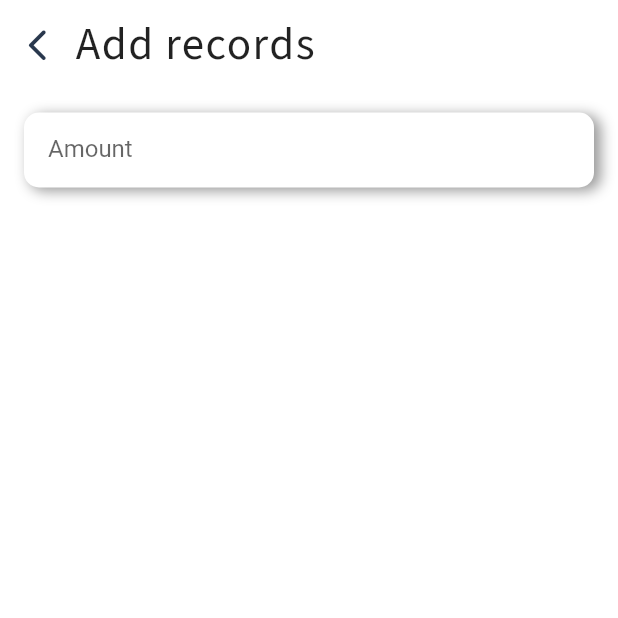
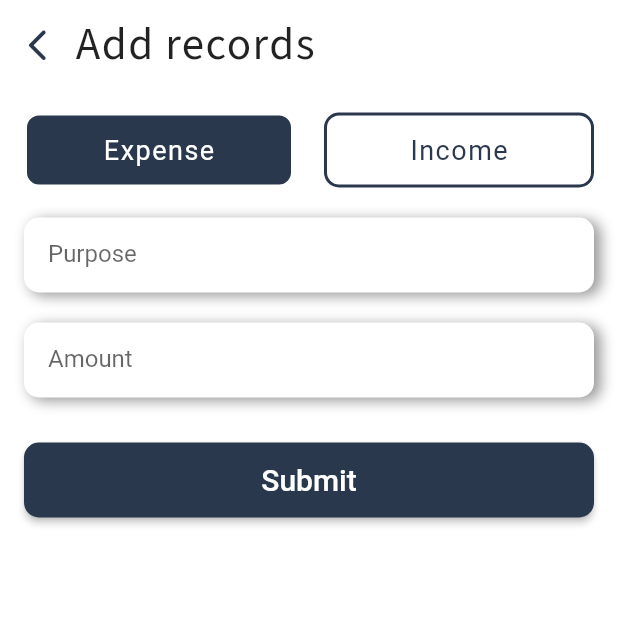
Before and after one commit to aexces/mong, a Flutter app: the CrudPage screen opened by its route, on a phone screen of 412 x 824 dp, the top half of it. Run offline on Flutter 3.47's test engine with Material 2 defaults, Android fonts, the phone set to English and light mode, and no system bars; our stand-ins replace auto_route, bloc, curved_navigation_bar, dartz, flutter_bloc, freezed_annotation and 4 more; accounts and stored records are empty.

Commit message:
records bloc added

```diff
--- a/lib/application/crud/crud_event.dart
+++ b/lib/application/crud/crud_event.dart
@@ -2,5 +2,9 @@ part of 'crud_bloc.dart';
 
 @freezed
 class CrudEvent with _$CrudEvent {
-  const factory CrudEvent.started() = _Started;
+  const factory CrudEvent.recordsTypeUpdated(RecordsType recordsType) =
+      _RecordsTypeUpdated;
+  const factory CrudEvent.purposeUpdated(String purpose) = _PurposeUpdated;
+  const factory CrudEvent.amountUpdated(int amount) = _AmountUpdated;
+  const factory CrudEvent.submitButtonPressed() = _SubmitButtonPressed;
 }
--- a/lib/application/crud/crud_state.dart
+++ b/lib/application/crud/crud_state.dart
@@ -2,5 +2,16 @@ part of 'crud_bloc.dart';
 
 @freezed
 class CrudState with _$CrudState {
-  const factory CrudState.initial() = _Initial;
+  const factory CrudState({
+    required RecordsType recordsType,
+    required int amount,
+    required String purpose,
+  }) = _CrudState;
+  factory CrudState.initial() {
+    return const CrudState(
+      recordsType: RecordsType.expense,
+      amount: 0,
+      purpose: "",
+    );
+  }
 }
--- a/lib/application/records/records_bloc.dart
+++ b/lib/application/records/records_bloc.dart
@@ -1,5 +1,6 @@
 import 'package:bloc/bloc.dart';
 import 'package:freezed_annotation/freezed_annotation.dart';
+import 'package:injectable/injectable.dart';
 import 'package:mong/domain/i_records_repository.dart';
 import 'package:mong/domain/records/records.dart';
 
@@ -7,6 +8,8 @@ part 'records_event.dart';
 part 'records_state.dart';
 part 'records_bloc.freezed.dart';
 
+@injectable
+@prod
 class RecordsBloc extends Bloc<RecordsEvent, RecordsState> {
   final IRecordRepository recordRepository;
   RecordsBloc(this.recordRepository) : super(RecordsState.initial()) {
--- a/lib/core/colors.dart
+++ b/lib/core/colors.dart
@@ -1,6 +1,7 @@
 import 'package:flutter/material.dart';
 
 const kWhiteColor = Colors.white;
+const kGreyColor = Colors.grey;
 const kPrimaryColor = Color(0xFF29384D);
 const kRedColor = Colors.red;
 const kGreenColor = Colors.green;
--- /dev/null
+++ b/lib/domain/core/value_failure.dart
@@ -0,0 +1,12 @@
+import 'package:freezed_annotation/freezed_annotation.dart';
+part 'value_failure.freezed.dart';
+
+@freezed
+class ValueFailure<T> with _$ValueFailure<T> {
+  const factory ValueFailure.purposeEmpty({
+    required String failedValue,
+  }) = _PurposeEmpty<T>;
+  const factory ValueFailure.amountEmpty({
+    required String failedValue,
+  }) = _AmountEmpty<T>;
+}
--- /dev/null
+++ b/lib/domain/core/value_objects.dart
@@ -0,0 +1,25 @@
+import 'package:dartz/dartz.dart';
+import 'package:flutter/cupertino.dart';
+
+import 'value_failure.dart';
+
+@immutable
+abstract class ValueObject<T> {
+  const ValueObject();
+  Either<ValueFailure<T>, T> get value;
+
+  bool isValid() => value.isRight();
+
+  @override
+  bool operator ==(Object other) {
+    if (identical(this, other)) return true;
+
+    return other is ValueObject<T> && other.value == value;
+  }
+
+  @override
+  int get hashCode => value.hashCode;
+
+  @override
+  String toString() => 'ValueObject(value: $value)';
+}
--- /dev/null
+++ b/lib/domain/crud/value_objects.dart
@@ -0,0 +1,28 @@
+import 'package:dartz/dartz.dart';
+import 'package:mong/domain/core/value_failure.dart';
+import 'package:mong/domain/core/value_objects.dart';
+import 'package:mong/domain/core/value_validators.dart';
+
+class Purpose extends ValueObject<String> {
+  @override
+  final Either<ValueFailure<String>, String> value;
+
+  factory Purpose(String input) {
+    return Purpose._(
+      validatePurpose(input),
+    );
+  }
+  const Purpose._(this.value);
+}
+
+class Amount extends ValueObject<String> {
+  @override
+  final Either<ValueFailure<String>, String> value;
+
+  factory Amount(String input) {
+    return Amount._(
+      validateAmount(input),
+    );
+  }
+  const Amount._(this.value);
+}
--- a/lib/infrastructure/records/records_repository.dart
+++ b/lib/infrastructure/records/records_repository.dart
@@ -1,8 +1,11 @@
 import 'package:hive_flutter/adapters.dart';
+import 'package:injectable/injectable.dart';
 import 'package:mong/core/constants.dart';
 import 'package:mong/domain/i_records_repository.dart';
 import 'package:mong/domain/records/records.dart';
 
+@Injectable(as: IRecordRepository)
+@prod
 class RecordsRepository implements IRecordRepository {
   @override
   Future<List<Records>> getRecords() async {
--- a/lib/presentation/pages/crud/crud_page.dart
+++ b/lib/presentation/pages/crud/crud_page.dart
@@ -1,8 +1,14 @@
 import 'package:flutter/material.dart';
+import 'package:flutter_bloc/flutter_bloc.dart';
+import 'package:mong/application/crud/crud_bloc.dart';
 import 'package:mong/core/core.dart';
 import 'package:mong/presentation/pages/crud/widgets/amount_text_field.dart';
+import 'package:mong/presentation/pages/crud/widgets/record_type_buttons.dart';
+import 'package:mong/presentation/widgets/default_button.dart';
 import 'package:mong/presentation/widgets/main_heading.dart';
 import 'package:mong/presentation/widgets/new_back_button.dart';
+
+import 'widgets/purpose_text_field.dart';
 
 class CrudPage extends StatelessWidget {
   const CrudPage({Key? key}) : super(key: key);
@@ -25,8 +31,19 @@ class CrudPage extends StatelessWidget {
               Padding(
                 padding: const EdgeInsets.symmetric(horizontal: defaultPadding),
                 child: Column(
-                  children: const [
-                    AmountTextField(),
+                  children: [
+                    const RecordTypeButtons(),
+                    kHeight20,
+                    const PurposeTextField(),
+                    kHeight20,
+                    const AmountTextField(),
+                    kHeight30,
+                    DefaultButton(
+                      text: "Submit",
+                      onPressed: () => context.read<CrudBloc>().add(
+                            const CrudEvent.submitButtonPressed(),
+                          ),
+                    ),
                   ],
                 ),
               )
--- a/lib/presentation/pages/crud/widgets/amount_text_field.dart
+++ b/lib/presentation/pages/crud/widgets/amount_text_field.dart
@@ -1,4 +1,6 @@
 import 'package:flutter/material.dart';
+import 'package:flutter_bloc/flutter_bloc.dart';
+import 'package:mong/application/crud/crud_bloc.dart';
 import 'package:mong/core/core.dart';
 
 class AmountTextField extends StatelessWidget {
@@ -19,11 +21,29 @@ class AmountTextField extends StatelessWidget {
         borderRadius: kBorderRadius10,
         boxShadow: [kBoxShadow],
       ),
-      child: TextFormField(
-        decoration: const InputDecoration(
-          border: InputBorder.none,
-          hintText: "Amount",
-        ),
+      child: BlocBuilder<CrudBloc, CrudState>(
+        builder: (context, state) {
+          return TextFormField(
+            cursorColor: kPrimaryColor,
+            keyboardType: TextInputType.number,
+            decoration: const InputDecoration(
+              border: InputBorder.none,
+              hintText: "Amount",
+            ),
+            validator: (value) {
+              if (value == null) {
+                return "Amount can't be empty";
+              }
+              return null;
+            },
+            onChanged: (value) {
+              final amount = int.parse(value);
+              context.read<CrudBloc>().add(
+                    CrudEvent.amountUpdated(amount),
+                  );
+            },
+          );
+        },
       ),
     );
   }
--- /dev/null
+++ b/lib/presentation/pages/crud/widgets/purpose_text_field.dart
@@ -0,0 +1,43 @@
+import 'package:flutter/material.dart';
+import 'package:flutter_bloc/flutter_bloc.dart';
+import 'package:mong/application/crud/crud_bloc.dart';
+import 'package:mong/core/core.dart';
+
+class PurposeTextField extends StatelessWidget {
+  const PurposeTextField({
+    Key? key,
+  }) : super(key: key);
+
+  @override
+  Widget build(BuildContext context) {
+    return BlocBuilder<CrudBloc, CrudState>(
+      builder: (context, state) {
+        return Container(
+          height: 50,
+          width: double.infinity,
+          padding: const EdgeInsets.symmetric(
+            horizontal: defaultPadding,
+          ),
+          decoration: BoxDecoration(
+            color: kWhiteColor,
+            borderRadius: kBorderRadius10,
+            boxShadow: [kBoxShadow],
+          ),
+          child: TextFormField(
+            cursorColor: kPrimaryColor,
+            keyboardType: TextInputType.text,
+            decoration: const InputDecoration(
+              border: InputBorder.none,
+              hintText: "Purpose",
+            ),
+            onChanged: (value) {
+              context.read<CrudBloc>().add(
+                    CrudEvent.purposeUpdated(value),
+                  );
+            },
+          ),
+        );
+      },
+    );
+  }
+}
--- /dev/null
+++ b/lib/presentation/pages/crud/widgets/record_type_buttons.dart
@@ -0,0 +1,41 @@
+import 'package:flutter/material.dart';
+import 'package:flutter_bloc/flutter_bloc.dart';
+import 'package:mong/application/crud/crud_bloc.dart';
+import 'package:mong/core/core.dart';
+import 'package:mong/domain/records/records.dart';
+import 'package:mong/presentation/pages/crud/widgets/records_type_button.dart';
+
+class RecordTypeButtons extends StatelessWidget {
+  const RecordTypeButtons({
+    Key? key,
+  }) : super(key: key);
+
+  @override
+  Widget build(BuildContext context) {
+    return Row(
+      children: [
+        Expanded(
+          child: RecordTypeButton(
+            title: "Expense",
+            onTap: () => context.read<CrudBloc>().add(
+                  const CrudEvent.recordsTypeUpdated(
+                    RecordsType.expense,
+                  ),
+                ),
+          ),
+        ),
+        kWidth20,
+        Expanded(
+          child: RecordTypeButton(
+            title: "Income",
+            onTap: () => context.read<CrudBloc>().add(
+                  const CrudEvent.recordsTypeUpdated(
+                    RecordsType.income,
+                  ),
+                ),
+          ),
+        ),
+      ],
+    );
+  }
+}
--- /dev/null
+++ b/lib/presentation/pages/crud/widgets/records_type_button.dart
@@ -0,0 +1,65 @@
+import 'package:flutter/material.dart';
+import 'package:flutter_bloc/flutter_bloc.dart';
+import 'package:mong/application/crud/crud_bloc.dart';
+import 'package:mong/core/core.dart';
+import 'package:mong/domain/records/records.dart';
+
+class RecordTypeButton extends StatelessWidget {
+  const RecordTypeButton({
+    Key? key,
+    required this.title,
+    required this.onTap,
+  }) : super(key: key);
+  final String title;
+  final GestureTapCallback? onTap;
+
+  @override
+  Widget build(BuildContext context) {
+    return GestureDetector(
+      onTap: onTap,
+      child: BlocBuilder<CrudBloc, CrudState>(
+        builder: (context, state) {
+          return Container(
+            height: 50,
+            decoration: BoxDecoration(
+              color: (title == "Expense" &&
+                      state.recordsType == RecordsType.expense)
+                  ? kPrimaryColor
+                  : (title == "Income" &&
+                          state.recordsType == RecordsType.income)
+                      ? kPrimaryColor
+                      : kWhiteColor,
+              border: Border.all(
+                color: (title == "Expense" &&
+                        state.recordsType == RecordsType.expense)
+                    ? kWhiteColor
+                    : (title == "Income" &&
+                            state.recordsType == RecordsType.income)
+                        ? kWhiteColor
+                        : kPrimaryColor,
+                width: 2,
+              ),
+              borderRadius: kBorderRadius10,
+            ),
+            child: Center(
+              child: Text(
+                title,
+                style: TextStyle(
+                  letterSpacing: 1,
+                  fontSize: 18,
+                  color: (title == "Expense" &&
+                          state.recordsType == RecordsType.expense)
+                      ? kWhiteColor
+                      : (title == "Income" &&
+                              state.recordsType == RecordsType.income)
+                          ? kWhiteColor
+                          : kPrimaryColor,
+                ),
+              ),
+            ),
+          );
+        },
+      ),
+    );
+  }
+}
```
Also changed, not shown: lib/application/crud/crud_bloc.dart (+23 -3 lines), lib/domain/core/value_validators.dart (added, +23 -0 lines), lib/presentation/app_widget.dart (+9 -0 lines), lib/application/crud/crud_bloc.freezed.dart, lib/domain/core/value_failure.freezed.dart (added), lib/injectable.config.dart.
